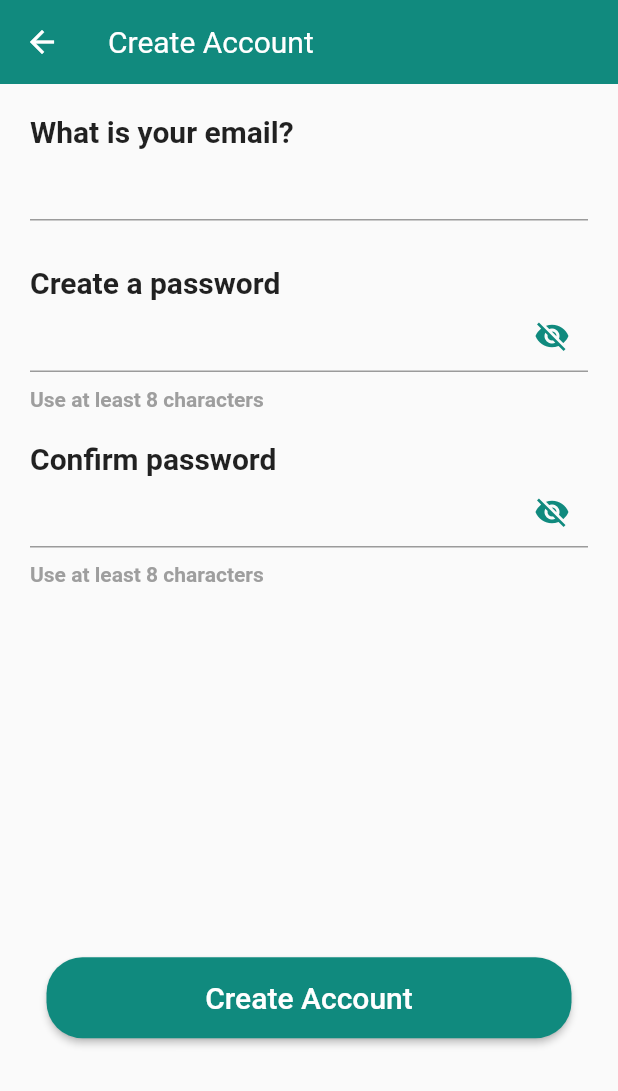
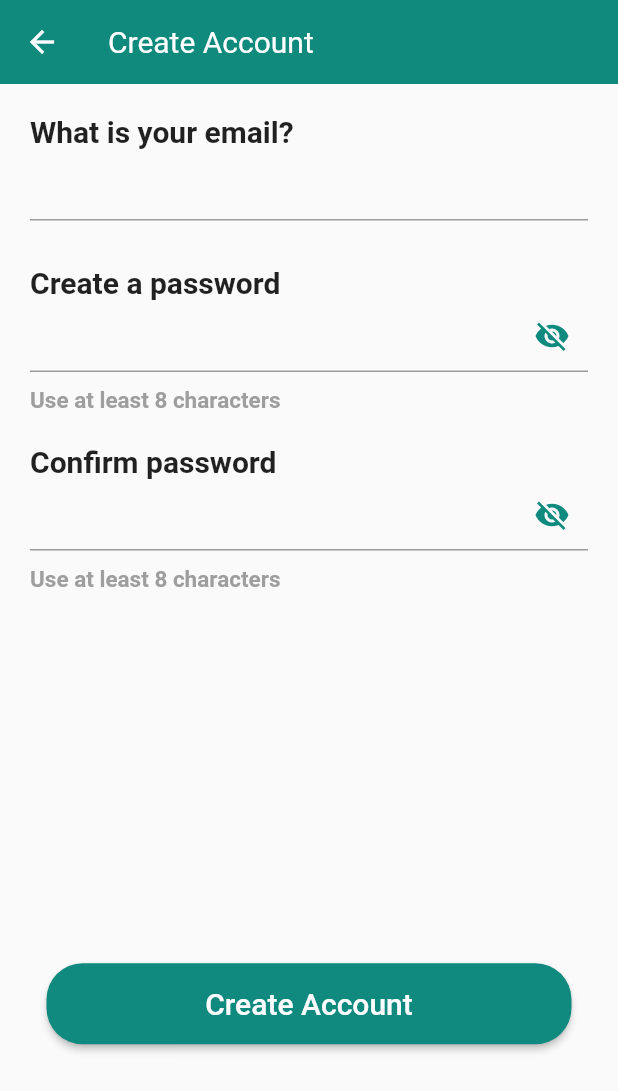
Before and after one commit to utmgdsc/SIGNify, a Flutter app: the screen it shows after launch, after a tap on "Register", on a phone screen of 412 x 824 dp. Shown: the top 1091 px of the screen. Run offline on Flutter 3.47's test engine with Material 2 defaults, Android fonts, the phone set to English and light mode, and no system bars; our stand-ins replace camera, email_validator, screenshot, shared_preferences; project files that could hold a hidden picture were left out.

Commit message:
added remote server link + fixed bug in font size

```diff
--- a/frontend/lib/create_account.dart
+++ b/frontend/lib/create_account.dart
@@ -254,7 +254,7 @@ class _CreateAccount extends State<CreateAccount> {
 
   createAccount(String emailText, String passwordText) async {
     // parse URL
-    var url = Uri.parse('http://127.0.0.1:5000/register');
+    var url = Uri.parse('https://signify-10529.uc.r.appspot.com/register');
     // http post request to backend Flask
     var response = await http.post(
       url,
--- a/frontend/lib/custom_theme.dart
+++ b/frontend/lib/custom_theme.dart
@@ -42,6 +42,7 @@ ThemeData createThemeData(MaterialColor color, bool isDark, double fontSize) {
         iconTheme: IconThemeData(color: Colors.white),
         titleTextStyle: TextStyle(color: Colors.white, fontSize: 20),
       ),
+      textTheme: TextTheme(bodyText1: TextStyle(fontSize: fontSize), bodyText2: TextStyle(fontSize: fontSize), button: TextStyle(fontSize: fontSize))
     );
   }
 }
--- a/frontend/lib/login_page.dart
+++ b/frontend/lib/login_page.dart
@@ -167,7 +167,7 @@ class _LoginPage extends State<LoginPage> {
 
   login(String emailText, String passwordText, UserInfo userInfo) async {
     // parse URL
-    var url = Uri.parse('http://10.0.2.2:5000/login');
+    var url = Uri.parse('https://signify-10529.uc.r.appspot.com/login');
     // http post request to backend Flask
     var response = await http.post(
       url,
```
